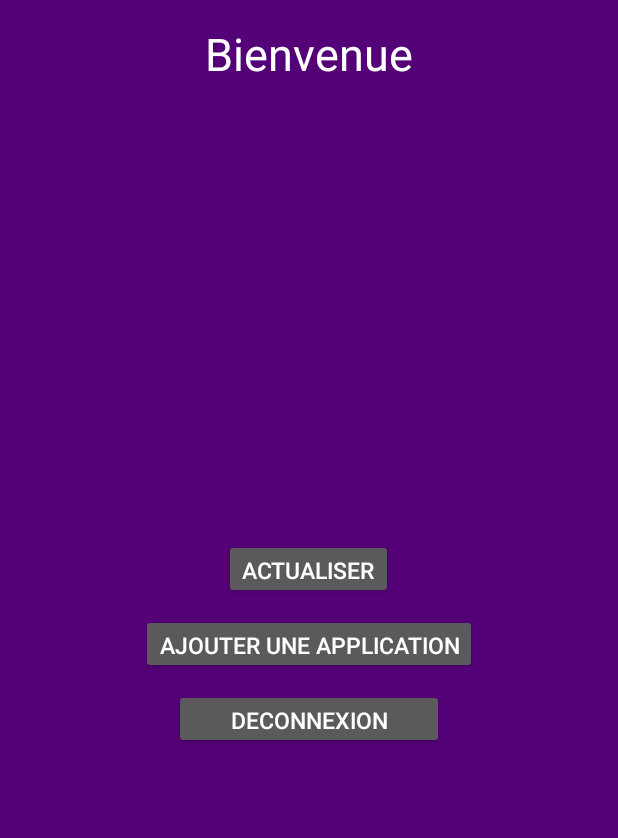
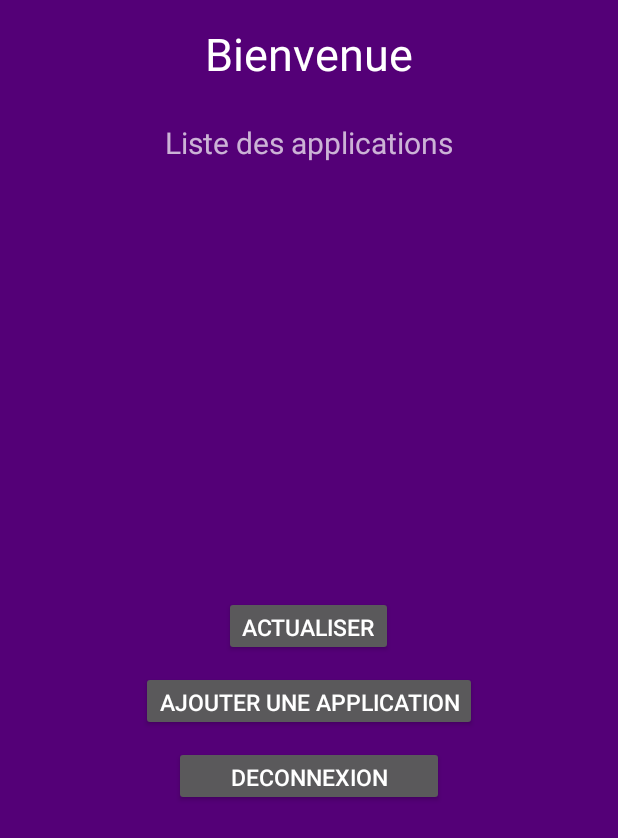
Before and after one commit to AnthonyRJ/UMSA, an Android app: the AccueilActivity screen opened directly, with no data from a screen before it, on a phone screen of 412 x 824 dp. Shown: the top 838 px of the screen. Run offline under Robolectric (Android 15) with nearby library versions, the phone set to English and light mode, and no system bars; our stand-ins replace Firebase (no records; nobody signed in at launch, a user with empty details on screens opened directly).

Commit message:
ajout d'un titre 'liste des applications' au dessus de la liste

```diff
--- a/app/src/main/res/layout/accueil_activity.xml
+++ b/app/src/main/res/layout/accueil_activity.xml
@@ -18,17 +18,28 @@
         android:textColor="#FFFFFF"
         android:textSize="30sp" />
 
+    <TextView
+        android:id="@+id/textView2"
+        android:layout_width="wrap_content"
+        android:layout_height="wrap_content"
+        android:layout_marginTop="25dp"
+        android:text="Liste des applications"
+        android:textSize="20sp" />
+
     <ScrollView
         android:id="@+id/scrollView_app"
         android:layout_width="match_parent"
         android:layout_height="233dp"
-        android:layout_marginTop="20dp">
+        android:layout_marginTop="5dp">
 
         <LinearLayout
             android:id="@+id/linearLayout"
             android:layout_width="match_parent"
             android:layout_height="wrap_content"
-            android:orientation="vertical" />
+            android:orientation="vertical">
+
+
+        </LinearLayout>
     </ScrollView>
 
     <Button
```
